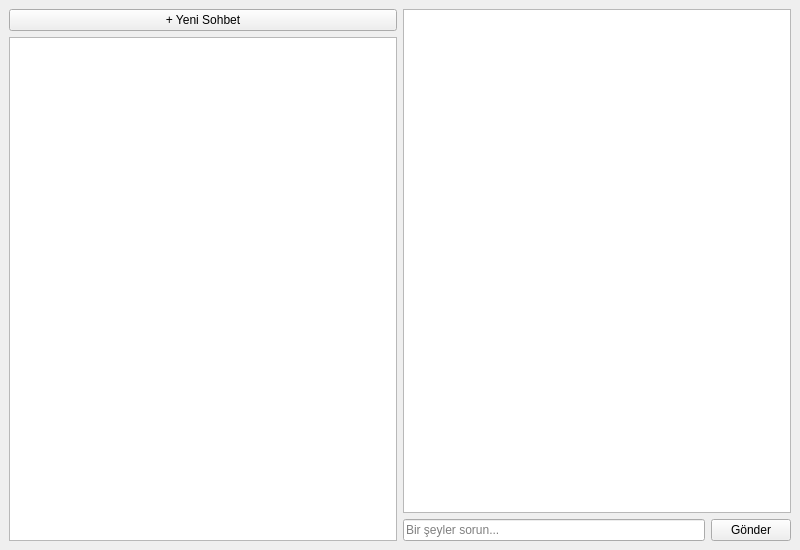
Before: the Qt Designer form mainwindow.ui in gucluyurekler0/pardusotagi, drawn with Qt 5.
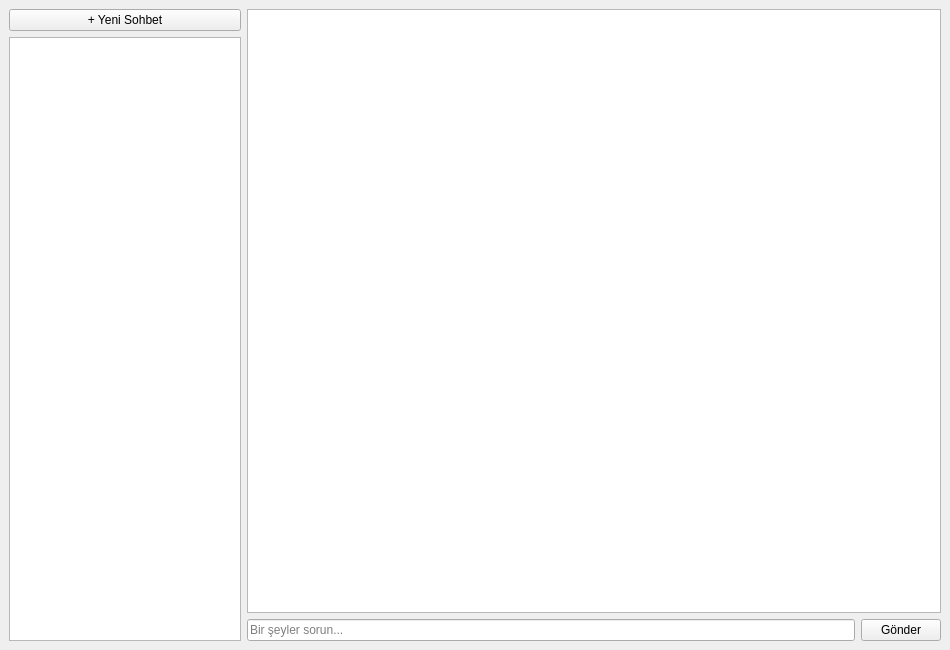
After: the same form once the commit is applied.

Patch:
```diff
--- a/mainwindow.ui
+++ b/mainwindow.ui
@@ -6,17 +6,17 @@
    <rect>
     <x>0</x>
     <y>0</y>
-    <width>800</width>
-    <height>550</height>
+    <width>950</width>
+    <height>650</height>
    </rect>
   </property>
   <property name="windowTitle">
    <string>Pardus Otağı</string>
   </property>
   <widget class="QWidget" name="centralwidget">
-   <layout class="QHBoxLayout" name="mainHorizontalLayout">
+   <layout class="QHBoxLayout" name="mainHorizontalLayout" stretch="1,3">
 
-    <!-- SOL PANEL: Geçmiş Sohbetler ve Yeni Sohbet Butonu -->
+
     <item>
      <layout class="QVBoxLayout" name="leftPanelLayout">
       <item>
```
Left out of the diff: 3 changed lines with no effect on the pictures.
